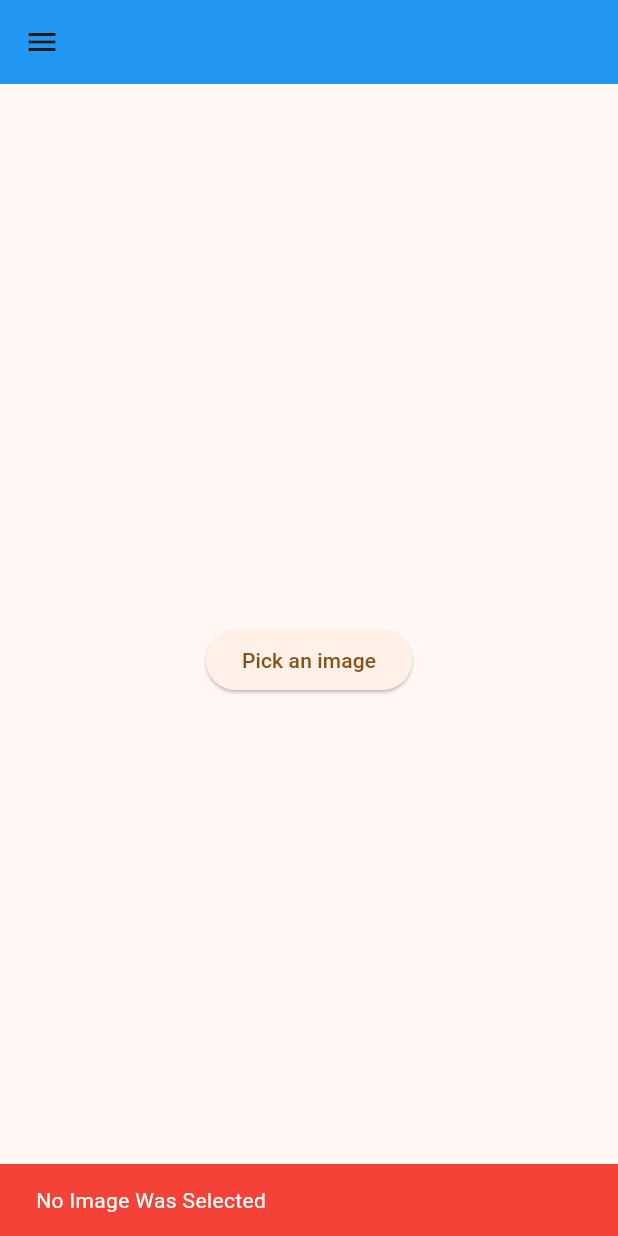
After one commit to acm-flutter/flutter-crash-course, a Flutter app: the PickAnImage screen opened directly, after a tap on "Pick an image", on a phone screen of 412 x 824 dp. The commit adds this screen. Run offline on Flutter 3.47's test engine with Material 3 defaults, Android fonts, the phone set to English and light mode, and no system bars; our stand-ins replace image_picker.

Commit message:
Session 6 images

```diff
--- a/lib/main.dart
+++ b/lib/main.dart
@@ -24,7 +24,7 @@ class MyApp extends StatelessWidget {
         ),
         useMaterial3: true,
       ),
-      home: CalculatorScreen(),
+      home: PickAnImage(),
     );
   }
 }
--- /dev/null
+++ b/lib/pick_an_image.dart
@@ -0,0 +1,54 @@
+import 'dart:io';
+
+import 'package:flutter/material.dart';
+import 'package:image_picker/image_picker.dart';
+import 'package:test_app/confirm_image.dart';
+import 'package:test_app/screens.dart';
+
+class PickAnImage extends StatelessWidget {
+  const PickAnImage({super.key});
+
+  @override
+  Widget build(BuildContext context) {
+    return Scaffold(
+      drawer: Drawer(),
+      appBar: AppBar(
+        backgroundColor: Colors.blue,
+      ),
+      body: Center(
+        child: ElevatedButton(
+          onPressed: () async {
+            var imagePicker = ImagePicker();
+            var imagePicked = await imagePicker.pickImage(
+              source: ImageSource.gallery,
+            );
+            if (imagePicked == null) {
+              ScaffoldMessenger.of(context).showSnackBar(
+                SnackBar(
+                  content: Text(
+                    'No Image Was Selected',
+                    style: TextStyle(
+                      color: Colors.white,
+                    ),
+                  ),
+                  backgroundColor: Colors.red,
+                ),
+              );
+            } else {
+              var imageFile = File(imagePicked.path);
+              goto(
+                context: context,
+                screen: ConfirmTheImage(
+                  imageFile: imageFile,
+                ),
+              );
+            }
+          },
+          child: Text(
+            'Pick an image',
+          ),
+        ),
+      ),
+    );
+  }
+}
--- a/lib/screens.dart
+++ b/lib/screens.dart
@@ -7,3 +7,7 @@ export 'general_files/calc.dart';
 export 'general_files/calc_results.dart';
 export 'general_files/names_list.dart';
 export 'general_files/user_data.dart';
+export 'pick_image/create_profile.dart';
+export 'pick_image/pick_image.dart';
+export 'pick_image/confirm_profile_image.dart';
+export 'pick_an_image.dart';
--- a/pubspec.yaml
+++ b/pubspec.yaml
@@ -32,6 +32,7 @@ dependencies:
   flutter:
     sdk: flutter
   google_fonts: ^6.2.1
+  image_picker: ^1.1.2
   math_expressions: ^2.6.0
   path_provider: ^2.1.4
 
```
Also changed, not shown: lib/codes.dart (added, +25 -0 lines), lib/confirm_image.dart (added, +35 -0 lines), lib/general_files/calc.dart (+18 -8 lines), lib/pick_image/confirm_profile_image.dart (added, +59 -0 lines), lib/pick_image/create_profile.dart (added, +160 -0 lines), lib/pick_image/pick_image.dart (added, +65 -0 lines), pubspec.lock, 7 other files.
